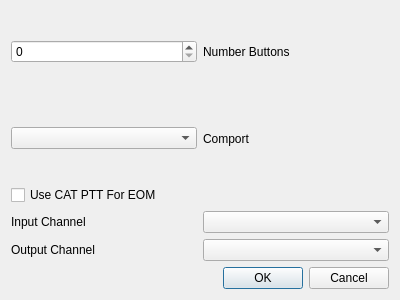
Rsclub22/Minos2-Mirror, file mqt/MqtLogger/txVmInternalSetupDialog.ui: the form before one commit.
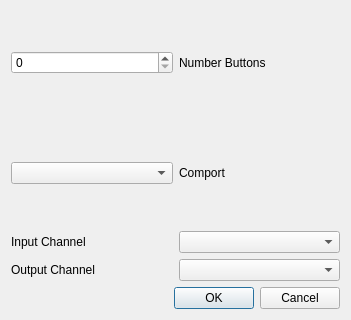
The form after the commit.

Commit message: end of message signal from internalVoiceMemoryKeyer to txbuttonsframe

The edit to the form file:
```diff
--- a/mqt/MqtLogger/txVmInternalSetupDialog.ui
+++ b/mqt/MqtLogger/txVmInternalSetupDialog.ui
@@ -6,8 +6,8 @@
    <rect>
     <x>0</x>
     <y>0</y>
-    <width>400</width>
-    <height>300</height>
+    <width>351</width>
+    <height>320</height>
    </rect>
   </property>
   <property name="windowTitle">
@@ -42,13 +42,6 @@
      </item>
     </layout>
    </item>
-   <item>
-    <widget class="QCheckBox" name="pttEOMChkBox">
-     <property name="text">
-      <string>Use CAT PTT For EOM</string>
-     </property>
-    </widget>
-   </item>
    <item>
     <layout class="QHBoxLayout" name="horizontalLayout_10">
      <item>
```
The commit also changes 10 other files.
